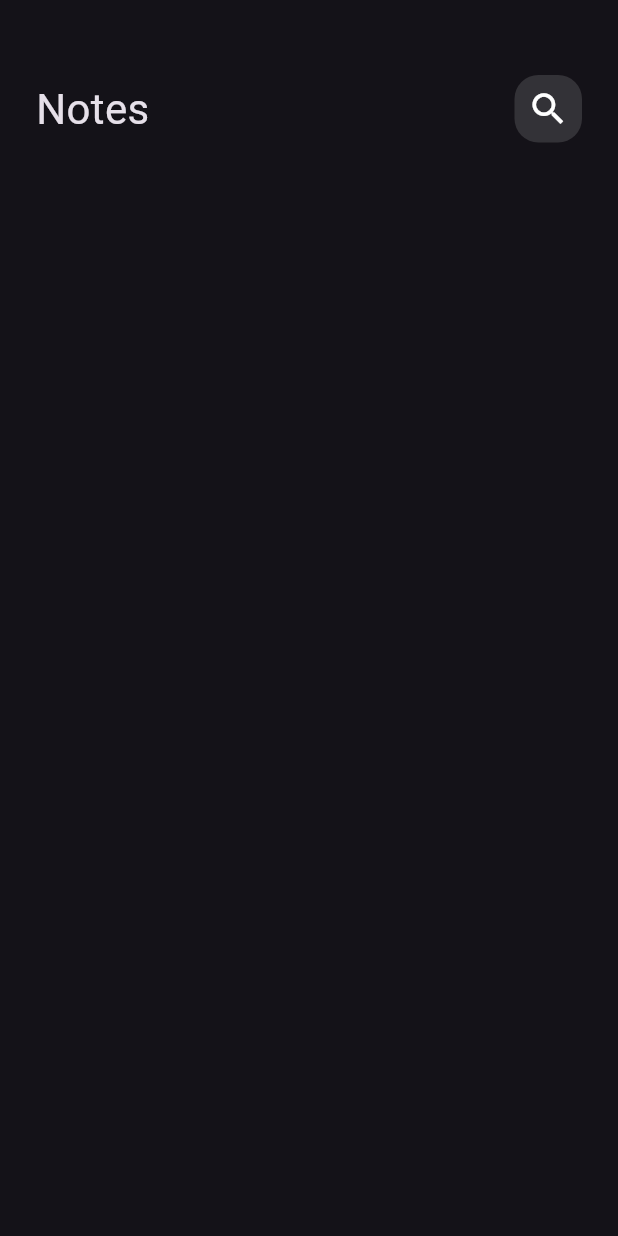
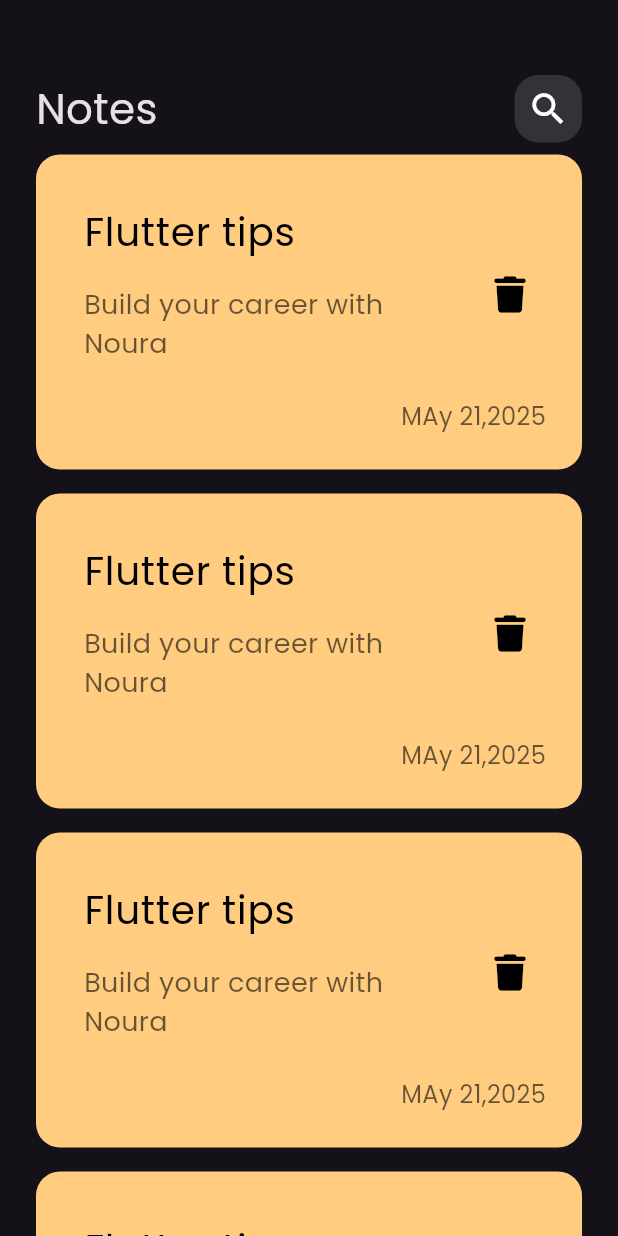
Before and after one commit to Noura-Mohamed/notes_app, a Flutter app: the screen it shows after launch, on a phone screen of 412 x 824 dp. Run offline on Flutter 3.47's test engine with Material 3 defaults, Android fonts, the phone set to English and light mode, and no system bars; our stand-ins replace font_awesome_flutter.

Commit message:
create notes list view

```diff
--- a/lib/main.dart
+++ b/lib/main.dart
@@ -12,7 +12,9 @@ class NotesApp extends StatelessWidget {
   Widget build(BuildContext context) {
     return MaterialApp(
       debugShowCheckedModeBanner: false,
-      theme: ThemeData(brightness: Brightness.dark),
+      theme: ThemeData(
+        fontFamily: 'Poppins',
+        brightness: Brightness.dark),
       home: NotesView(),
     );
   }
--- /dev/null
+++ b/lib/views/widgets/custom_note_item.dart
@@ -0,0 +1,52 @@
+import 'package:flutter/material.dart';
+import 'package:font_awesome_flutter/font_awesome_flutter.dart';
+
+class NoteItem extends StatelessWidget {
+  const NoteItem({super.key});
+
+  @override
+  Widget build(BuildContext context) {
+    return Container(
+      padding: EdgeInsets.only(top: 24, bottom: 24, left: 16),
+      decoration: BoxDecoration(
+        color: const Color(0xffFFCC80),
+        borderRadius: BorderRadius.circular(16)
+        ),
+        child: Column(
+          crossAxisAlignment: CrossAxisAlignment.end,
+          children: [
+            ListTile(
+              title: Text('Flutter tips',
+              style: TextStyle(
+                color: Colors.black,
+                fontSize: 26
+              ),),
+              subtitle: Padding(
+                padding: const EdgeInsets.only(top: 16, bottom: 16),
+                child: Text('Build your career with Noura',
+                style: TextStyle(
+                  color: const Color.fromARGB(152, 0, 0, 0),
+                  fontSize: 18
+                ),),
+              ),
+              trailing:IconButton(
+                onPressed: (){},
+                icon: Icon(
+                  FontAwesomeIcons.trash,
+                size: 24,
+                ),
+                color: Colors.black,),
+                ),
+                Padding(
+                  padding: const EdgeInsets.only(right: 24),
+                  child: Text('MAy 21,2025',
+                  style: TextStyle(
+                    color: const Color.fromARGB(152, 0, 0, 0),
+                    fontSize: 16
+                  ),),
+                )
+          ],
+        ),
+    );
+  }
+}
--- /dev/null
+++ b/lib/views/widgets/notes_listview.dart
@@ -0,0 +1,18 @@
+import 'package:flutter/material.dart';
+import 'package:notes_app/views/widgets/custom_note_item.dart';
+
+class NotesListView extends StatelessWidget {
+  const NotesListView({super.key});
+
+  @override
+  Widget build(BuildContext context) {
+    return ListView.builder(
+      itemBuilder: (context, index) {
+        return Padding(
+          padding: const EdgeInsets.symmetric(vertical: 8),
+          child: NoteItem(),
+        );
+      },
+    );
+  }
+}
--- a/lib/views/widgets/notes_view_body.dart
+++ b/lib/views/widgets/notes_view_body.dart
@@ -1,5 +1,6 @@
 import 'package:flutter/material.dart';
 import 'package:notes_app/views/widgets/custom_appbar.dart';
+import 'package:notes_app/views/widgets/notes_listview.dart';
 
 class NotesViewBody extends StatelessWidget {
   const NotesViewBody({super.key});
@@ -7,13 +8,17 @@ class NotesViewBody extends StatelessWidget {
   @override
   Widget build(BuildContext context) {
     return Padding(
-      padding: const EdgeInsets.symmetric(horizontal:24),
+      padding: const EdgeInsets.symmetric(horizontal: 24),
       child: Column(
-        children: [
-          SizedBox(height: 50,),
+        children:
+        [
+          SizedBox(height: 50),
           CustomAppBar(),
-        ],
-      ),
+          Expanded(
+            child: NotesListView()
+            ),
+          ],
+          ),
     );
   }
 }
```
Also changed, not shown: pubspec.yaml (+6 -12 lines), Fonts/Poppins-Regular.ttf (added), pubspec.lock.
